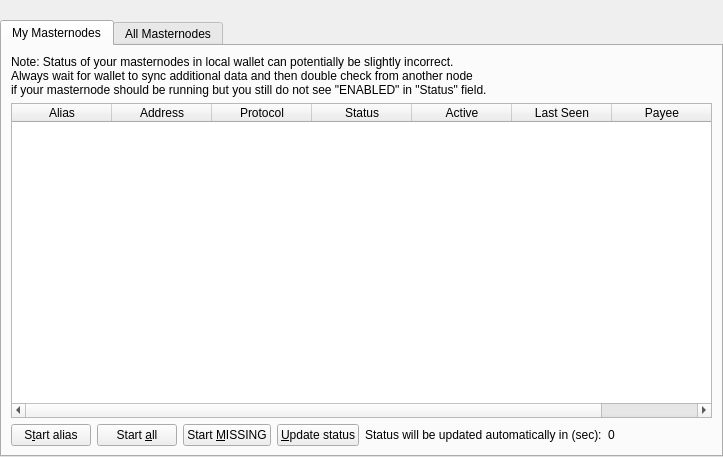
Old version of the form src/qt/forms/masternodelist.ui in the repository qazxswqw/w.
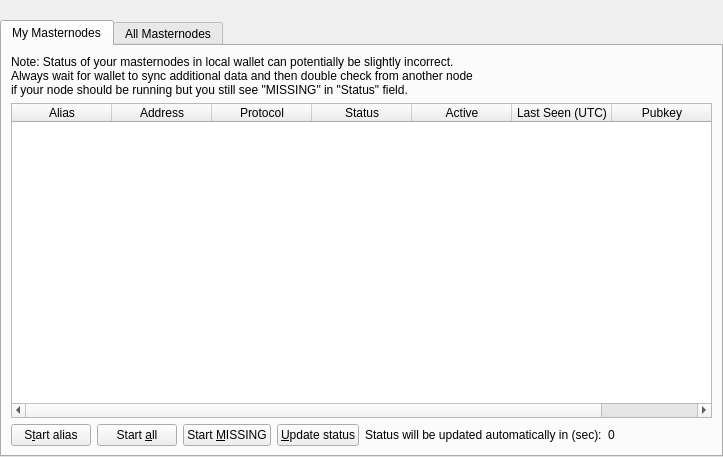
New version of the form.

What changed in the file:
```diff
--- a/src/qt/forms/masternodelist.ui
+++ b/src/qt/forms/masternodelist.ui
@@ -67,7 +67,7 @@
              <item>
               <widget class="QLabel" name="updateNote">
                <property name="text">
-                <string>Note: Status of your masternodes in local wallet can potentially be slightly incorrect.&lt;br /&gt;Always wait for wallet to sync additional data and then double check from another node&lt;br /&gt;if your masternode should be running but you still do not see "ENABLED" in "Status" field.</string>
+                <string>Note: Status of your masternodes in local wallet can potentially be slightly incorrect.&lt;br /&gt;Always wait for wallet to sync additional data and then double check from another node&lt;br /&gt;if your node should be running but you still see "MISSING" in "Status" field.</string>
                </property>
               </widget>
              </item>
@@ -129,12 +129,12 @@
              </column>
              <column>
               <property name="text">
-               <string>Last Seen</string>
+               <string>Last Seen (UTC)</string>
               </property>
              </column>
              <column>
               <property name="text">
-               <string>Payee</string>
+               <string>Pubkey</string>
               </property>
              </column>
             </widget>
```
Left out of the diff: 4 changed lines with no effect on the pictures.
